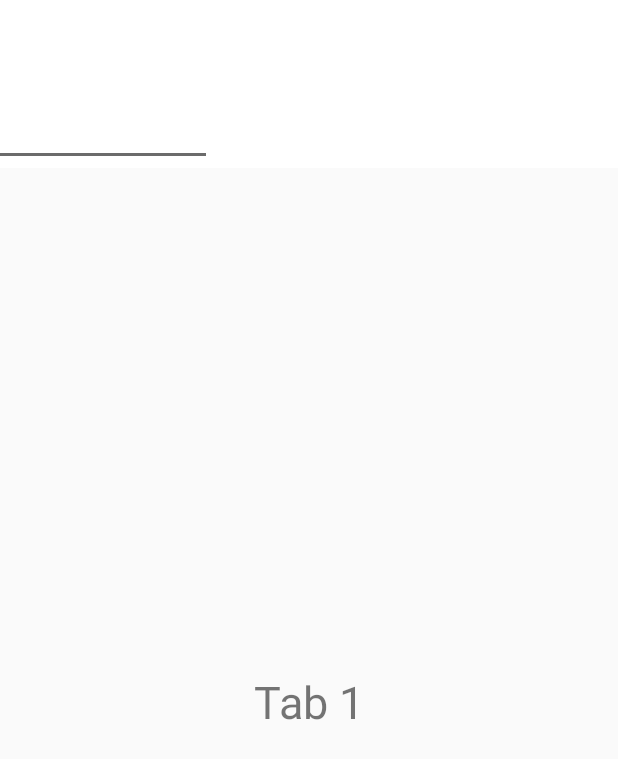
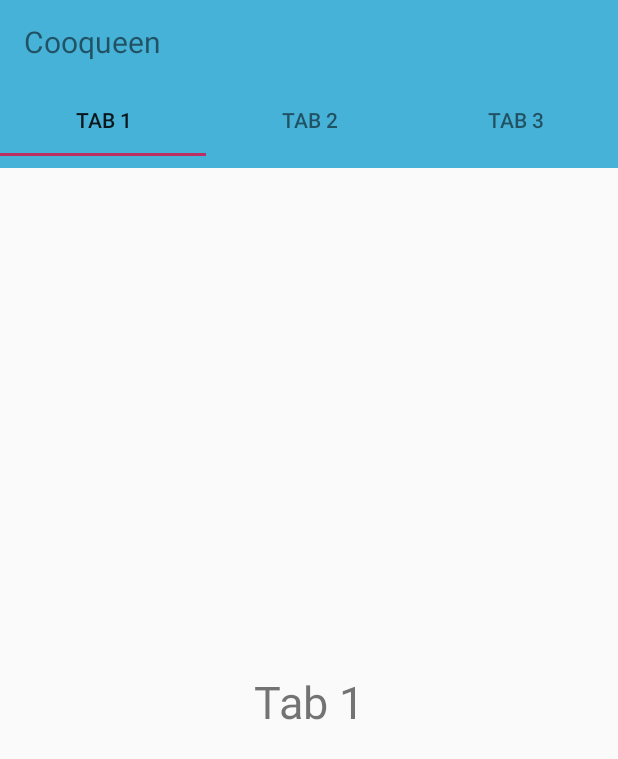
Before and after one commit to alifmufthi91/PKMCooking, an Android app: the screen it shows after launch (MainActivity), on a phone screen of 412 x 824 dp. Before the commit the part shown is almost empty. Shown: the top 759 px of the screen. Run offline under Robolectric (Android 15) with nearby library versions, the phone set to English and light mode, and no system bars.

Commit message:
enak gini warnanya, sama susah kalo putih cari theme nya

```diff
--- a/app/src/main/java/com/example/kienz/cooqueen/MainActivity.java
+++ b/app/src/main/java/com/example/kienz/cooqueen/MainActivity.java
@@ -3,16 +3,20 @@ package com.example.kienz.cooqueen;
 
 
 
+import android.content.Intent;
 import android.support.design.widget.TabLayout;
 import android.support.v4.view.ViewPager;
 import android.support.v7.app.AppCompatActivity;
 import android.os.Bundle;
 import android.net.Uri;
+import android.view.View;
+import android.widget.Button;
 
 public class MainActivity extends AppCompatActivity
         implements tab1.OnFragmentInteractionListener,tab2.OnFragmentInteractionListener,tab3.OnFragmentInteractionListener {
 
     @Override
+
     protected void onCreate(Bundle savedInstanceState) {
         super.onCreate(savedInstanceState);
         setContentView(R.layout.activity_main);
--- a/app/src/main/java/com/example/kienz/cooqueen/tab2.java
+++ b/app/src/main/java/com/example/kienz/cooqueen/tab2.java
@@ -1,12 +1,15 @@
 package com.example.kienz.cooqueen;
 
 import android.content.Context;
+import android.content.Intent;
 import android.net.Uri;
 import android.os.Bundle;
+import android.support.annotation.Nullable;
 import android.support.v4.app.Fragment;
 import android.view.LayoutInflater;
 import android.view.View;
 import android.view.ViewGroup;
+import android.widget.Button;
 
 
 /**
@@ -17,7 +20,8 @@ import android.view.ViewGroup;
  * Use the {@link tab2#newInstance} factory method to
  * create an instance of this fragment.
  */
-public class tab2 extends Fragment {
+public class tab2 extends Fragment  {
+
     // TODO: Rename parameter arguments, choose names that match
     // the fragment initialization parameters, e.g. ARG_ITEM_NUMBER
     private static final String ARG_PARAM1 = "param1";
@@ -58,6 +62,8 @@ public class tab2 extends Fragment {
             mParam1 = getArguments().getString(ARG_PARAM1);
             mParam2 = getArguments().getString(ARG_PARAM2);
         }
+
+
     }
 
     @Override
@@ -65,6 +71,19 @@ public class tab2 extends Fragment {
                              Bundle savedInstanceState) {
         // Inflate the layout for this fragment
         return inflater.inflate(R.layout.fragment_tab2, container, false);
+    }
+
+    public void onViewCreated(View view, @Nullable Bundle savedInstanceState) {
+        Button btn1 = (Button) view.findViewById(R.id.changeac);
+
+        btn1.setOnClickListener(new View.OnClickListener() {
+            @Override
+            public void onClick(View view) {
+                Intent intent = new Intent(getActivity(), RecipeDetail.class);
+                startActivity(intent);
+
+            }
+        });
     }
 
     // TODO: Rename method, update argument and hook method into UI event
--- a/app/src/main/res/layout/activity_main.xml
+++ b/app/src/main/res/layout/activity_main.xml
@@ -13,7 +13,7 @@
         android:id="@+id/toolbar"
         android:background="@color/colorPrimary"
         android:minHeight="?attr/actionBarSize"
-        android:theme="@style/ThemeOverlay.AppCompat.Dark.ActionBar"
+        android:theme="@style/ThemeOverlay.AppCompat.Light"
         app:popupTheme="@style/ThemeOverlay.AppCompat.Light">
 
         <TextView
@@ -31,7 +31,7 @@
         android:id="@+id/tablayout"
         android:background="@color/colorPrimary"
         android:minHeight="?attr/actionBarSize"
-        android:theme="@style/ThemeOverlay.AppCompat.Dark.ActionBar">
+        android:theme="@style/ThemeOverlay.AppCompat.Light">
 
     </android.support.design.widget.TabLayout>
 
--- a/app/src/main/res/layout/activity_recipe_detail.xml
+++ b/app/src/main/res/layout/activity_recipe_detail.xml
@@ -19,6 +19,7 @@
             android:layout_width="match_parent"
             android:layout_height="match_parent"
             android:fitsSystemWindows="true"
+            android:background="@mipmap/img_panck"
             app:contentScrim="?attr/colorPrimary"
             app:layout_scrollFlags="scroll|exitUntilCollapsed"
             app:toolbarId="@+id/toolbar">
@@ -34,7 +35,6 @@
     </android.support.design.widget.AppBarLayout>
 
     <include layout="@layout/content_recipe_detail" />
-
     <android.support.design.widget.FloatingActionButton
         android:id="@+id/fab"
         android:layout_width="wrap_content"
@@ -42,6 +42,6 @@
         android:layout_margin="@dimen/fab_margin"
         app:layout_anchor="@id/app_bar"
         app:layout_anchorGravity="bottom|end"
-        app:srcCompat="@android:drawable/ic_dialog_email" />
+        app:srcCompat="@android:drawable/ic_menu_gallery" />
 
 </android.support.design.widget.CoordinatorLayout>
--- a/app/src/main/res/values/colors.xml
+++ b/app/src/main/res/values/colors.xml
@@ -1,6 +1,6 @@
 <?xml version="1.0" encoding="utf-8"?>
 <resources>
-    <color name="colorPrimary">#ffffff</color>
-    <color name="colorPrimaryDark">#e8e8e8</color>
-    <color name="colorAccent">#6b6b6b</color>
+    <color name="colorPrimary">#47b2d8</color>
+    <color name="colorPrimaryDark">#2f97bc</color>
+    <color name="colorAccent">#bc2f62</color>
 </resources>
--- a/app/src/main/res/values/dimens.xml
+++ b/app/src/main/res/values/dimens.xml
@@ -1,5 +1,5 @@
 <resources>
-    <dimen name="app_bar_height">180dp</dimen>
+    <dimen name="app_bar_height">240dp</dimen>
     <dimen name="fab_margin">16dp</dimen>
     <dimen name="text_margin">16dp</dimen>
 </resources>
--- a/app/src/main/res/values/styles.xml
+++ b/app/src/main/res/values/styles.xml
@@ -10,7 +10,11 @@
     </style>
 
     <style name="AppTheme.AppBarOverlay" parent="ThemeOverlay.AppCompat.Dark.ActionBar" />
-
+    <style name="AppTheme.Toolbar" parent="ThemeOverlay.AppCompat.Light">
+         <item name="colorPrimary">@color/colorAccent</item>
+         <item name="colorPrimaryDark">@color/colorPrimaryDark</item>
+         <item name="colorAccent">@color/colorPrimary</item>
+    </style>
     <style name="AppTheme.PopupOverlay" parent="ThemeOverlay.AppCompat.Light" />
 
 </resources>
```
Also changed, not shown: app/src/main/res/layout/fragment_tab2.xml (+9 -0 lines).
